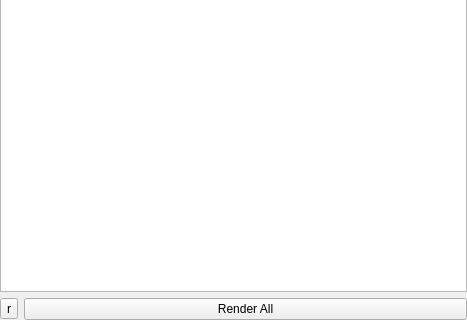
First picture: the form in assets/ui/CreateVideoWidget.ui, repository wongselent/wml, before the edit; both pictures show x 0 to 467 and y 213 to 533 of the 467 by 533 pixel window.
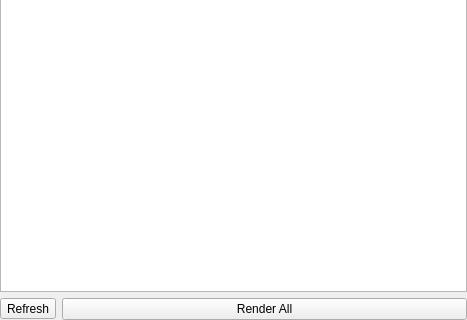
Second picture: the form after the edit.

Diff of the .ui file:
```diff
--- a/assets/ui/CreateVideoWidget.ui
+++ b/assets/ui/CreateVideoWidget.ui
@@ -136,7 +136,7 @@
      <item>
       <widget class="QToolButton" name="refresh_button">
        <property name="text">
-        <string>r</string>
+        <string>Refresh</string>
        </property>
       </widget>
      </item>
```
Left out of the diff: 10 changed lines with no effect on the pictures.
